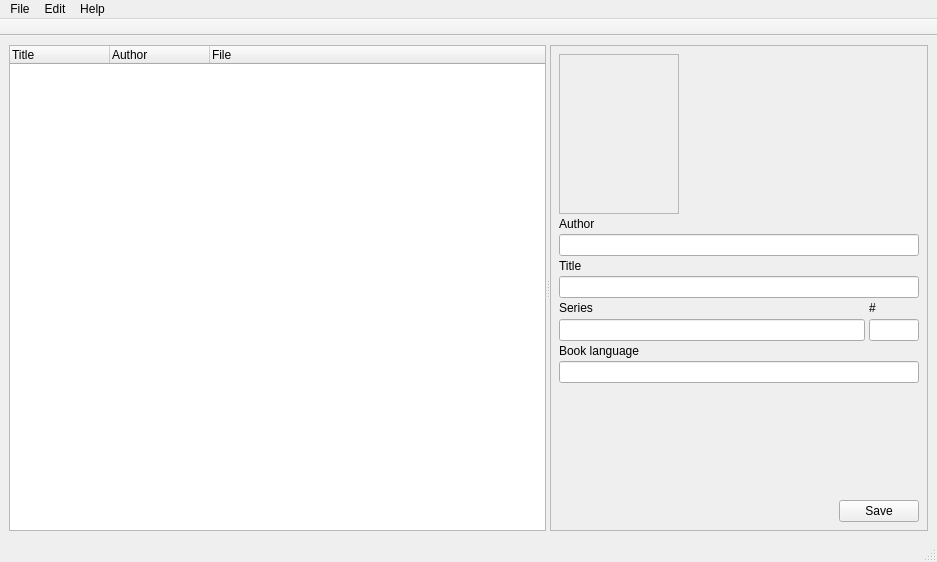
Above: ui/MainWindow.ui from rupor-github/fb2mobi before the change. Below: the same form after it.
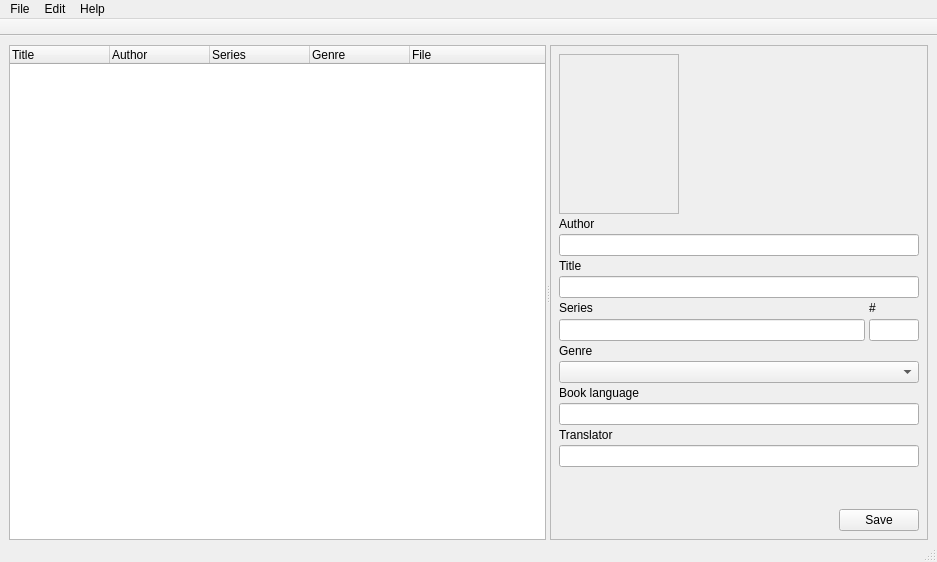
That is the form after the change.

Diff of the .ui file:
```diff
--- a/ui/MainWindow.ui
+++ b/ui/MainWindow.ui
@@ -21,6 +21,9 @@
     </sizepolicy>
    </property>
    <layout class="QGridLayout" name="gridLayout">
+    <property name="bottomMargin">
+     <number>0</number>
+    </property>
     <item row="0" column="0">
      <widget class="QSplitter" name="bookInfoSplitter">
       <property name="orientation">
@@ -45,6 +48,9 @@
        <property name="selectionMode">
         <enum>QAbstractItemView::ExtendedSelection</enum>
        </property>
+       <property name="rootIsDecorated">
+        <bool>false</bool>
+       </property>
        <attribute name="headerVisible">
         <bool>true</bool>
        </attribute>
@@ -58,6 +64,16 @@
          <string>Author</string>
         </property>
        </column>
+       <column>
+        <property name="text">
+         <string>Series</string>
+        </property>
+       </column>
+       <column>
+        <property name="text">
+         <string>Genre</string>
+        </property>
+       </column>
        <column>
         <property name="text">
          <string>File</string>
@@ -74,7 +90,7 @@
           <x>0</x>
           <y>0</y>
           <width>407</width>
-          <height>489</height>
+          <height>498</height>
          </rect>
         </property>
         <layout class="QVBoxLayout" name="verticalLayout">
@@ -232,6 +248,16 @@
            </item>
           </layout>
          </item>
+         <item>
+          <widget class="QLabel" name="label">
+           <property name="text">
+            <string>Genre</string>
+           </property>
+          </widget>
+         </item>
+         <item>
+          <widget class="QComboBox" name="comboGenres"/>
+         </item>
          <item>
           <widget class="QLabel" name="labelBookLanguage">
            <property name="text">
@@ -242,6 +268,16 @@
          <item>
           <widget class="QLineEdit" name="editBookLanguage"/>
          </item>
+         <item>
+          <widget class="QLabel" name="label_2">
+           <property name="text">
+            <string>Translator</string>
+           </property>
+          </widget>
+         </item>
+         <item>
+          <widget class="QLineEdit" name="editTranslator"/>
+         </item>
          <item>
           <spacer name="verticalSpacer">
            <property name="orientation">
```
